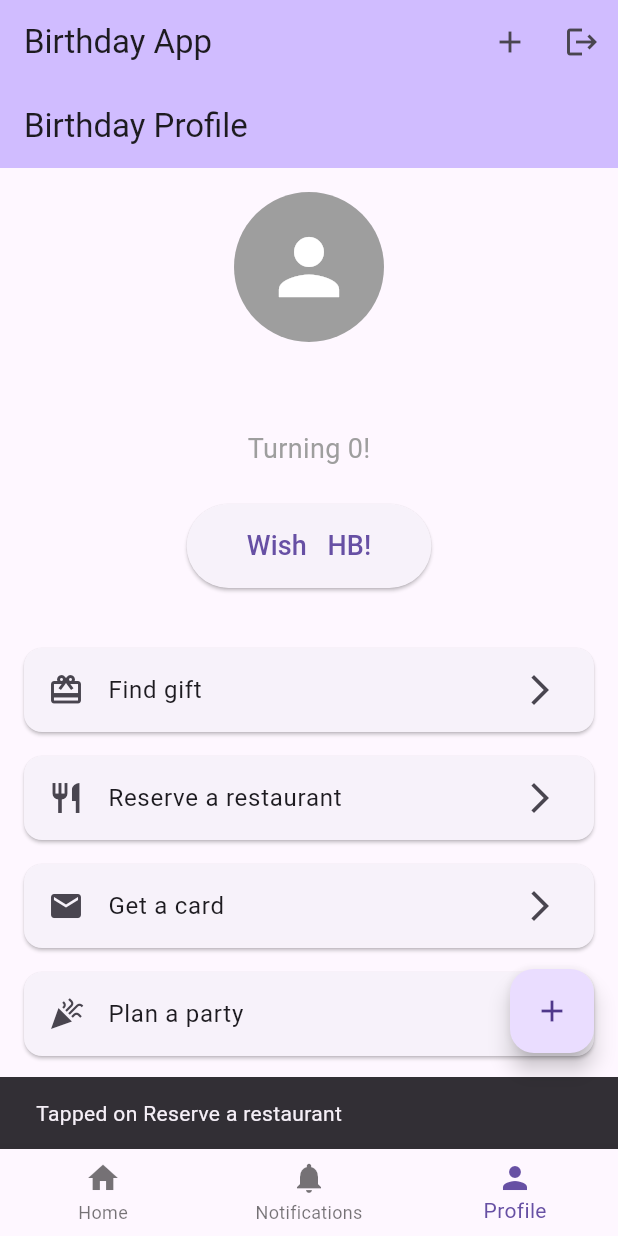
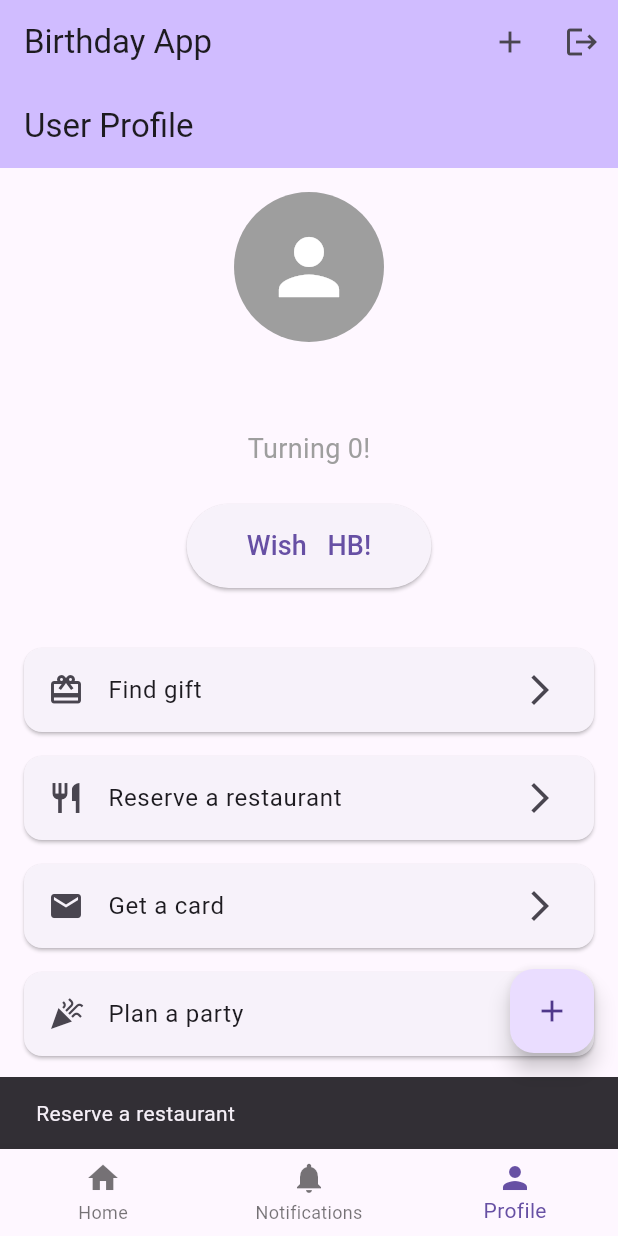
Before and after one commit to saoriyo99/birthday_app, a Flutter app: the screen it shows once a user with an empty profile is signed in, item 3 of the bottom bar chosen, after a tap on "Reserve a restaurant", on a phone screen of 412 x 824 dp. Run offline on Flutter 3.47's test engine with Material 3 defaults, Android fonts, the phone set to English and light mode, and no system bars; our stand-ins replace image_picker, qr_flutter, share_plus, supabase_flutter; accounts and stored records are empty; network calls fail.

Commit message:
Refactor: Rename BirthdayProfilePage to UserProfilePage and enhance functionality
Rename `BirthdayProfilePage` to `UserProfilePage` to better reflect its expanded functionality beyond just birthdays. This page now serves as a general user profile view.

- **Move and rename:** `lib/screens/birthday_profile_page.dart` was deleted and its content moved to `lib/screens/user_profile_page.dart`.
- **Add `copyWith` to `UserProfile`:** Implement a `copyWith` method in `UserProfile` for easier immutable updates.
- **Integrate `FriendService`:** The `UserProfilePage` now uses `FriendService` to manage friend requests and display friendship status.
- **Update routing and navigation:** Adjust `AppRouterDelegate` and `HomeScreen` to use the new `UserProfilePage`.
- **Enhance profile display:** Add sections for "About Me" and "Friends" to the user profile.
- **Implement friend request actions:** Allow users to send, accept, and decline friend requests directly from the profile page.

```diff
--- a/lib/app_router_delegate.dart
+++ b/lib/app_router_delegate.dart
@@ -6,7 +6,7 @@ import 'package:birthday_app/screens/confirm_friendship_screen.dart';
 import 'package:birthday_app/screens/signup_screen.dart';
 import 'package:birthday_app/screens/confirm_profile_screen.dart';
 import 'package:birthday_app/screens/see_post_screen.dart'; // Import SeePostScreen
-import 'package:birthday_app/screens/birthday_profile_page.dart'; // Import BirthdayProfilePage
+import 'package:birthday_app/screens/user_profile_page.dart'; // Import UserProfilePage
 import 'package:birthday_app/models/user_profile.dart'; // Import UserProfile
 import 'package:birthday_app/services/friend_service.dart'; // Import FriendService
 import 'package:supabase_flutter/supabase_flutter.dart';
@@ -158,7 +158,7 @@ class AppRouterDelegate extends RouterDelegate<AppRoutePath>
                 } else if (snapshot.hasData && snapshot.data != null) {
                   final userProfile = snapshot.data!;
 
-                  return BirthdayProfilePage(userProfile: userProfile);
+                  return UserProfilePage(userProfile: userProfile);
                 } else {
                   return Scaffold(
                     appBar: AppBar(title: const Text('Friend Not Found')),
--- a/lib/models/user_profile.dart
+++ b/lib/models/user_profile.dart
@@ -29,7 +29,6 @@ class UserProfile {
   Map<String, dynamic> toJson() {
     return {
       'id': id,
-      'id': id,
       'first_name': firstName,
       'last_name': lastName,
       'birthday': birthday.toIso8601String(),
@@ -37,4 +36,26 @@ class UserProfile {
       'groups': groups, // Add this line
     };
   }
+
+  /// Creates a new [UserProfile] instance with updated values.
+  ///
+  /// This method is useful for creating a new instance of [UserProfile]
+  /// with some properties changed, while keeping others the same.
+  UserProfile copyWith({
+    String? id,
+    String? firstName,
+    String? lastName,
+    DateTime? birthday,
+    DateTime? createdAt,
+    String? groups,
+  }) {
+    return UserProfile(
+      id: id ?? this.id,
+      firstName: firstName ?? this.firstName,
+      lastName: lastName ?? this.lastName,
+      birthday: birthday ?? this.birthday,
+      createdAt: createdAt ?? this.createdAt,
+      groups: groups ?? this.groups,
+    );
+  }
 }
--- a/lib/screens/birthday_profile_page.dart
+++ /dev/null
@@ -1,226 +0,0 @@
-
-import 'package:flutter/material.dart';
-import 'package:supabase_flutter/supabase_flutter.dart';
-import '../models/user_profile.dart';
-
-class BirthdayProfilePage extends StatefulWidget {
-  final UserProfile? userProfile; // add optional param
-
-  const BirthdayProfilePage({super.key, this.userProfile});
-
-  @override
-  State<BirthdayProfilePage> createState() => _BirthdayProfilePageState();
-}
-
-class _BirthdayProfilePageState extends State<BirthdayProfilePage> {
-  UserProfile? _userProfile;
-  bool _isLoading = true;
-
-  @override
-  void initState() {
-    super.initState();
-    if (widget.userProfile != null) {
-      _userProfile = widget.userProfile;
-      _isLoading = false;
-    } else {
-      _fetchUserProfile();
-    }
-  }
-
-  Future<void> _fetchUserProfile() async {
-    final supabase = Supabase.instance.client;
-    final user = supabase.auth.currentUser;
-    if (user == null) {
-      setState(() {
-        _isLoading = false;
-      });
-      return;
-    }
-
-    final response = await supabase
-        .schema('social')
-        .from('users')
-        .select()
-        .eq('id', user.id)
-        .single();
-
-    if (response != null) {
-      setState(() {
-        _userProfile = UserProfile.fromMap(response);
-        _isLoading = false;
-      });
-    } else {
-      setState(() {
-        _isLoading = false;
-      });
-      ScaffoldMessenger.of(context).showSnackBar(
-        const SnackBar(content: SelectableText('Failed to load user profile: Unknown error')),
-      );
-    }
-  }
-
-  int _calculateAge(DateTime birthday) {
-    final today = DateTime.now();
-    int age = today.year - birthday.year;
-    if (today.month < birthday.month || (today.month == birthday.month && today.day < birthday.day)) {
-      age--;
-    }
-    return age;
-  }
-
-  Future<void> _editBirthday() async {
-    final DateTime? pickedDate = await showDatePicker(
-      context: context,
-      initialDate: _userProfile!.birthday,
-      firstDate: DateTime(1900),
-      lastDate: DateTime.now(),
-    );
-    if (pickedDate != null && pickedDate != _userProfile!.birthday) {
-      setState(() {
-        _isLoading = true;
-      });
-      final supabase = Supabase.instance.client;
-      final user = supabase.auth.currentUser;
-      if (user != null) {
-        final response = await supabase
-            .schema('social')
-            .from('users')
-            .update({'birthday': pickedDate.toIso8601String()})
-            .eq('id', user.id)
-            .select();
-        if (response != null) {
-          setState(() {
-            _userProfile = UserProfile(
-              id: _userProfile!.id,
-              createdAt: _userProfile!.createdAt,
-              firstName: _userProfile!.firstName,
-              lastName: _userProfile!.lastName,
-              birthday: pickedDate,
-              groups: _userProfile!.groups, // Add this line
-            );
-            _isLoading = false;
-          });
-          ScaffoldMessenger.of(context).showSnackBar(
-            const SnackBar(content: Text('Birthday updated successfully')),
-          );
-        } else {
-          setState(() {
-            _isLoading = false;
-          });
-          ScaffoldMessenger.of(context).showSnackBar(
-            const SnackBar(content: Text('Failed to update birthday')),
-          );
-        }
-      } else {
-        setState(() {
-          _isLoading = false;
-        });
-        ScaffoldMessenger.of(context).showSnackBar(
-          const SnackBar(content: Text('User not logged in')),
-        );
-      }
-    }
-  }
-
-  @override
-  Widget build(BuildContext context) {
-    if (_isLoading) {
-      return const Scaffold(
-        body: Center(child: CircularProgressIndicator()),
-      );
-    }
-
-    if (_userProfile == null) {
-      return Scaffold(
-        body: Center(
-          child: Text('User profile not found', style: Theme.of(context).textTheme.headlineMedium),
-        ),
-      );
-    }
-
-    final isSelf = widget.userProfile == null; // <-- if null, it's self
-
-    final fullName = '${_userProfile!.firstName} ${_userProfile!.lastName}';
-    final age = _calculateAge(_userProfile!.birthday);
-    final groups = _userProfile!.groups ?? ""; // add this to your model
-
-    return Scaffold(
-      appBar: AppBar(
-        title: const Text('Birthday Profile'),
-        backgroundColor: Theme.of(context).colorScheme.inversePrimary,
-      ),
-      body: SingleChildScrollView(
-        child: Padding(
-          padding: const EdgeInsets.all(16.0),
-          child: Column(
-            crossAxisAlignment: CrossAxisAlignment.center,
-            children: <Widget>[
-              const CircleAvatar(
-                radius: 50,
-                backgroundColor: Colors.grey, // Placeholder for image
-                child: Icon(
-                  Icons.person,
-                  size: 60,
-                  color: Colors.white,
-                ),
-              ),
-              const SizedBox(height: 16),
-              Text(
-                fullName,
-                style: const TextStyle(fontSize: 24, fontWeight: FontWeight.bold),
-              ),
-              const SizedBox(height: 8),
-              Text(
-                'Turning $age!',
-                style: const TextStyle(fontSize: 18, color: Colors.grey),
-              ),
-              if (groups.isNotEmpty) Text('Groups: $groups'), // Add this line
-              const SizedBox(height: 24),
-              ElevatedButton(
-                onPressed: () {
-                  ScaffoldMessenger.of(context).showSnackBar(
-                    SnackBar(content: Text('Wishing $fullName Happy Birthday!')),
-                  );
-                },
-                style: ElevatedButton.styleFrom(
-                  padding: const EdgeInsets.symmetric(horizontal: 40, vertical: 15),
-                ),
-                child: Text(
-                  'Wish $fullName HB!',
-                  style: const TextStyle(fontSize: 18),
-                ),
-              ),
-              const SizedBox(height: 32),
-              _buildActionTile(context, 'Find gift', Icons.card_giftcard),
-              _buildActionTile(context, 'Reserve a restaurant', Icons.restaurant),
-              _buildActionTile(context, 'Get a card', Icons.mail),
-              _buildActionTile(context, 'Plan a party', Icons.celebration),
-              _buildActionTile(context, 'Send a sweet treat', Icons.cake),
-              if (isSelf) _buildActionTile(context, 'Edit Birthday', Icons.edit_calendar), // Conditionally display
-            ],
-          ),
-        ),
-      ),
-    );
-  }
-
-  Widget _buildActionTile(BuildContext context, String title, IconData icon) {
-    return Card(
-      margin: const EdgeInsets.symmetric(vertical: 8.0),
-      child: ListTile(
-        leading: Icon(icon),
-        title: Text(title),
-        trailing: const Icon(Icons.arrow_forward_ios),
-        onTap: () {
-          if (title == 'Edit Birthday') {
-            _editBirthday();
-          } else {
-            ScaffoldMessenger.of(context).showSnackBar(
-              SnackBar(content: Text('Tapped on $title')),
-            );
-          }
-        },
-      ),
-    );
-  }
-}
--- a/lib/screens/home_screen.dart
+++ b/lib/screens/home_screen.dart
@@ -1,5 +1,5 @@
 import 'package:flutter/material.dart';
-import 'package:birthday_app/screens/birthday_profile_page.dart';
+import 'package:birthday_app/screens/user_profile_page.dart';
 import 'package:birthday_app/screens/invite_user_screen.dart';
 import 'package:birthday_app/screens/create_post_screen.dart';
 import 'package:birthday_app/app_router_delegate.dart'; // Import AppRouterDelegate
@@ -28,7 +28,7 @@ class _HomeScreenState extends State<HomeScreen> {
   final List<Widget> _widgetOptions = <Widget>[
     const HomeTabContent(),
     const NotificationsTabContent(),
-    const BirthdayProfilePage(),
+    const UserProfilePage(),
   ];
 
   void _onItemTapped(int index) {
--- /dev/null
+++ b/lib/screens/user_profile_page.dart
@@ -0,0 +1,342 @@
+
+import 'package:flutter/material.dart';
+import 'package:supabase_flutter/supabase_flutter.dart';
+import '../models/user_profile.dart';
+import '../services/friend_service.dart'; // Import FriendService
+
+/// A page displaying a user's birthday profile.
+///
+/// Can display either the current user's profile or a friend's profile
+/// if a [userProfile] is provided.
+class UserProfilePage extends StatefulWidget {
+  final UserProfile? userProfile;
+
+  const UserProfilePage({super.key, this.userProfile});
+
+  @override
+  State<UserProfilePage> createState() => _UserProfilePageState();
+}
+
+class _UserProfilePageState extends State<UserProfilePage> {
+  UserProfile? _userProfile;
+  bool _isLoading = true;
+  late final FriendService _friendService; // Declare FriendService
+
+  @override
+  void initState() {
+    super.initState();
+    _friendService = FriendService(Supabase.instance.client); // Initialize FriendService
+    if (widget.userProfile != null) {
+      _userProfile = widget.userProfile;
+      _isLoading = false;
+    } else {
+      _fetchUserProfile();
+    }
+  }
+
+  /// Fetches the current user's profile from Supabase.
+  ///
+  /// If the user is not logged in, sets loading to false and returns.
+  /// Displays a SnackBar on failure to load the profile.
+  Future<void> _fetchUserProfile() async {
+    final user = Supabase.instance.client.auth.currentUser;
+    if (user == null) {
+      _setLoadingState(false);
+      _showSnackBar('User not logged in.');
+      return;
+    }
+
+    try {
+      final fetchedProfile = await _friendService.fetchUserProfileById(user.id);
+      if (fetchedProfile != null) {
+        _userProfile = fetchedProfile;
+      } else {
+        _showSnackBar('Failed to load user profile: Profile not found.');
+      }
+    } catch (e) {
+      _showSnackBar('Failed to load user profile: ${e.toString()}');
+    } finally {
+      _setLoadingState(false);
+    }
+  }
+
+  /// Helper to update the loading state and trigger a UI rebuild.
+  void _setLoadingState(bool loading) {
+    setState(() {
+      _isLoading = loading;
+    });
+  }
+
+  /// Helper to display a SnackBar message.
+  void _showSnackBar(String message) {
+    ScaffoldMessenger.of(context).showSnackBar(
+      SnackBar(content: Text(message)),
+    );
+  }
+
+  /// Calculates the current age based on a given birthday.
+  int _calculateAge(DateTime birthday) {
+    final today = DateTime.now();
+    int age = today.year - birthday.year;
+    if (today.month < birthday.month || (today.month == birthday.month && today.day < birthday.day)) {
+      age--;
+    }
+    return age;
+  }
+
+  /// Allows the user to edit their birthday via a date picker.
+  ///
+  /// Updates the birthday in Supabase and refreshes the UI.
+  Future<void> _editBirthday() async {
+    if (_userProfile == null) {
+      _showSnackBar('User profile not loaded.');
+      return;
+    }
+
+    final DateTime? pickedDate = await showDatePicker(
+      context: context,
+      initialDate: _userProfile!.birthday,
+      firstDate: DateTime(1900),
+      lastDate: DateTime.now(),
+    );
+
+    if (pickedDate == null || pickedDate == _userProfile!.birthday) {
+      return; // User cancelled or picked the same date
+    }
+
+    _setLoadingState(true);
+    final supabase = Supabase.instance.client;
+    final user = supabase.auth.currentUser;
+
+    if (user == null) {
+      _setLoadingState(false);
+      _showSnackBar('User not logged in.');
+      return;
+    }
+
+    try {
+      final response = await supabase
+          .schema('social')
+          .from('users')
+          .update({'birthday': pickedDate.toIso8601String()})
+          .eq('id', user.id)
+          .select();
+
+      if (response != null && response.isNotEmpty) {
+        setState(() {
+          // Use copyWith to update the user profile immutably
+          _userProfile = _userProfile!.copyWith(birthday: pickedDate);
+        });
+        _showSnackBar('Birthday updated successfully!');
+      } else {
+        _showSnackBar('Failed to update birthday: No response or empty response.');
+      }
+    } catch (e) {
+      _showSnackBar('Failed to update birthday: ${e.toString()}');
+    } finally {
+      _setLoadingState(false);
+    }
+  }
+
+  @override
+  Widget build(BuildContext context) {
+    if (_isLoading) {
+      return const Scaffold(
+        body: Center(child: CircularProgressIndicator()),
+      );
+    }
+
+    if (_userProfile == null) {
+      return Scaffold(
+        appBar: AppBar(
+          title: const Text('User Profile'),
+          backgroundColor: Theme.of(context).colorScheme.inversePrimary,
+        ),
+        body: Center(
+          child: Text('User profile not found', style: Theme.of(context).textTheme.headlineMedium),
+        ),
+      );
+    }
+
+    final isSelf = widget.userProfile == null;
+    final fullName = '${_userProfile!.firstName} ${_userProfile!.lastName}';
+    final age = _calculateAge(_userProfile!.birthday);
+    final groups = _userProfile!.groups ?? "";
+
+    return Scaffold(
+      appBar: AppBar(
+        title: const Text('User Profile'),
+        backgroundColor: Theme.of(context).colorScheme.inversePrimary,
+      ),
+      body: SingleChildScrollView(
+        padding: const EdgeInsets.all(16.0),
+        child: Column(
+          crossAxisAlignment: CrossAxisAlignment.center,
+          children: <Widget>[
+            _ProfileHeader(
+              fullName: fullName,
+              age: age,
+              groups: groups,
+            ),
+            const SizedBox(height: 24),
+            _WishButton(fullName: fullName),
+            const SizedBox(height: 32),
+            _ActionTilesSection(
+              isSelf: isSelf,
+              onEditBirthday: _editBirthday,
+              onActionTapped: _showSnackBar, // Pass the snackbar helper
+            ),
+          ],
+        ),
+      ),
+    );
+  }
+}
+
+/// Widget for displaying the user's profile header.
+class _ProfileHeader extends StatelessWidget {
+  final String fullName;
+  final int age;
+  final String groups;
+
+  const _ProfileHeader({
+    required this.fullName,
+    required this.age,
+    required this.groups,
+  });
+
+  @override
+  Widget build(BuildContext context) {
+    return Column(
+      children: [
+        const CircleAvatar(
+          radius: 50,
+          backgroundColor: Colors.grey, // Placeholder for image
+          child: Icon(
+            Icons.person,
+            size: 60,
+            color: Colors.white,
+          ),
+        ),
+        const SizedBox(height: 16),
+        Text(
+          fullName,
+          style: const TextStyle(fontSize: 24, fontWeight: FontWeight.bold),
+        ),
+        const SizedBox(height: 8),
+        Text(
+          'Turning $age!',
+          style: const TextStyle(fontSize: 18, color: Colors.grey),
+        ),
+        if (groups.isNotEmpty)
+          Padding(
+            padding: const EdgeInsets.only(top: 8.0),
+            child: Text('Groups: $groups'),
+          ),
+      ],
+    );
+  }
+}
+
+/// Widget for the "Wish Happy Birthday" button.
+class _WishButton extends StatelessWidget {
+  final String fullName;
+
+  const _WishButton({required this.fullName});
+
+  @override
+  Widget build(BuildContext context) {
+    return ElevatedButton(
+      onPressed: () {
+        ScaffoldMessenger.of(context).showSnackBar(
+          SnackBar(content: Text('Wishing $fullName Happy Birthday!')),
+        );
+      },
+      style: ElevatedButton.styleFrom(
+        padding: const EdgeInsets.symmetric(horizontal: 40, vertical: 15),
+      ),
+      child: Text(
+        'Wish $fullName HB!',
+        style: const TextStyle(fontSize: 18),
+      ),
+    );
+  }
+}
+
+/// Widget for displaying the list of action tiles.
+class _ActionTilesSection extends StatelessWidget {
+  final bool isSelf;
+  final VoidCallback onEditBirthday;
+  final Function(String) onActionTapped;
+
+  const _ActionTilesSection({
+    required this.isSelf,
+    required this.onEditBirthday,
+    required this.onActionTapped,
+  });
+
+  @override
+  Widget build(BuildContext context) {
+    return Column(
+      children: [
+        _ActionTile(
+          title: 'Find gift',
+          icon: Icons.card_giftcard,
+          onTap: () => onActionTapped('Find gift'),
+        ),
+        _ActionTile(
+          title: 'Reserve a restaurant',
+          icon: Icons.restaurant,
+          onTap: () => onActionTapped('Reserve a restaurant'),
+        ),
+        _ActionTile(
+          title: 'Get a card',
+          icon: Icons.mail,
+          onTap: () => onActionTapped('Get a card'),
+        ),
+        _ActionTile(
+          title: 'Plan a party',
+          icon: Icons.celebration,
+          onTap: () => onActionTapped('Plan a party'),
+        ),
+        _ActionTile(
+          title: 'Send a sweet treat',
+          icon: Icons.cake,
+          onTap: () => onActionTapped('Send a sweet treat'),
+        ),
+        if (isSelf)
+          _ActionTile(
+            title: 'Edit Birthday',
+            icon: Icons.edit_calendar,
+            onTap: onEditBirthday,
+          ),
+      ],
+    );
+  }
+}
+
+/// Reusable widget for a single action tile.
+class _ActionTile extends StatelessWidget {
+  final String title;
+  final IconData icon;
+  final VoidCallback onTap;
+
+  const _ActionTile({
+    required this.title,
+    required this.icon,
+    required this.onTap,
+  });
+
+  @override
+  Widget build(BuildContext context) {
+    return Card(
+      margin: const EdgeInsets.symmetric(vertical: 8.0),
+      child: ListTile(
+        leading: Icon(icon),
+        title: Text(title),
+        trailing: const Icon(Icons.arrow_forward_ios),
+        onTap: onTap,
+      ),
+    );
+  }
+}
--- a/lib/services/friend_service.dart
+++ b/lib/services/friend_service.dart
@@ -1,7 +1,7 @@
-import 'package:flutter/material.dart'; // Import for debugPrint
 import 'package:supabase_flutter/supabase_flutter.dart';
 import 'package:birthday_app/models/friend.dart';
-import 'package:birthday_app/models/user_profile.dart'; // Import UserProfile
+import 'package:birthday_app/models/user_profile.dart';
+import 'dart:developer'; // For log, a better alternative to print/debugPrint for Flutter
 
 /// Service for handling friend-related operations.
 class FriendService {
@@ -49,7 +49,7 @@ class FriendService {
 
       return UserProfile.fromMap(response as Map<String, dynamic>);
     } catch (e) {
-      debugPrint('Error fetching user profile by ID: $e');
+      log('Error fetching user profile by ID: $e'); // Use log for better debugging in Flutter
       return null;
     }
   }
--- a/lib/widgets/home_actions_section.dart
+++ b/lib/widgets/home_actions_section.dart
@@ -1,6 +1,6 @@
 import 'package:flutter/material.dart';
 import 'package:birthday_app/screens/invite_user_screen.dart';
-import 'package:birthday_app/screens/birthday_profile_page.dart'; // Import BirthdayProfilePage
+import 'package:birthday_app/screens/user_profile_page.dart'; // Import UserProfilePage
 import 'package:birthday_app/screens/create_post_screen.dart';
 import 'package:supabase_flutter/supabase_flutter.dart';
 import 'package:birthday_app/models/user_profile.dart'; // Import UserProfile
@@ -37,7 +37,7 @@ class HomeActionsSection extends StatelessWidget {
               Navigator.push(
                 context,
                 MaterialPageRoute(
-                  builder: (context) => BirthdayProfilePage(userProfile: benLirioProfile),
+                  builder: (context) => UserProfilePage(userProfile: benLirioProfile),
                 ),
               );
             },
```
